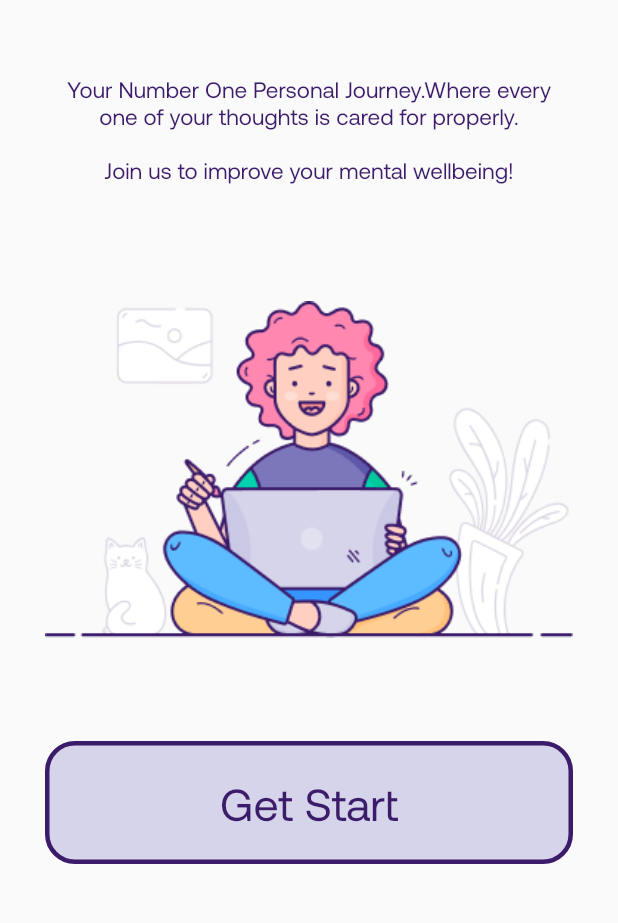
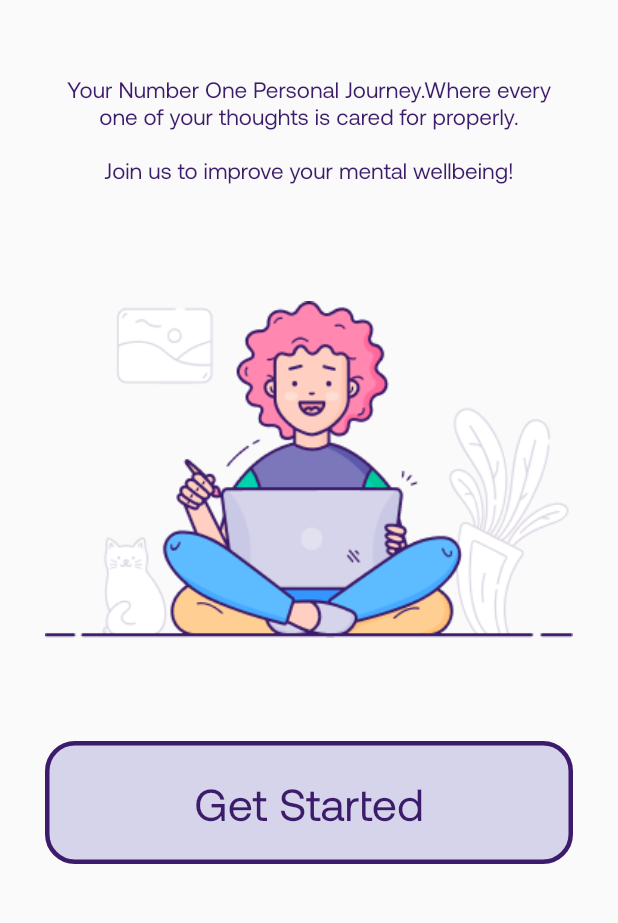
Before and after one commit to minhtran241/PowerOfWordsProject, a Flutter app: the screen it shows after launch, on a phone screen of 412 x 824 dp, the part 297-1220 px from its top. Run offline on Flutter 3.47's test engine with Material 2 defaults, Android fonts, the phone set to English and light mode, and no system bars; our stand-ins replace firebase_core, firebase_database; accounts and stored records are empty.

Commit message:
textfields replace inputBox

```diff
--- a/power_of_words/lib/main.dart
+++ b/power_of_words/lib/main.dart
@@ -1,6 +1,11 @@
+import 'package:firebase_core/firebase_core.dart';
 import 'package:flutter/material.dart';
+import 'package:power_of_words/write.dart';
+import 'package:firebase_database/firebase_database.dart';
 
-void main() {
+Future<void> main() async {
+  WidgetsFlutterBinding.ensureInitialized();
+  await Firebase.initializeApp();
   runApp(const MyApp());
 }
 
@@ -10,6 +15,7 @@ class MyApp extends StatelessWidget {
   // This widget is the root of your application.
   @override
   Widget build(BuildContext context) {
+
     return MaterialApp(
         theme: ThemeData(fontFamily: "Aeonik"),
         debugShowCheckedModeBanner: false,
@@ -18,6 +24,7 @@ class MyApp extends StatelessWidget {
             child: LoginPage(),
           ),
         ));
+
   }
 }
 
@@ -27,6 +34,9 @@ class LoginPage extends StatefulWidget {
 }
 
 class _LoginPageState extends State<LoginPage> {
+  // Create a text controller  to retrieve the value
+  final _textController = TextEditingController();
+
   String title = "Welcome\nTo\nPower of Words";
   String second =
       "Your Number One Personal Journey.Where every one of your thoughts is cared for properly.\n\nJoin us to improve your mental wellbeing!";
@@ -51,6 +61,14 @@ class _LoginPageState extends State<LoginPage> {
   var purple = Color(0xFF3B1B6A);
   var notPurple = Color(0xFFD5D4EA);
   bool isKeyboardVisible = false;
+
+  TextEditingController email = TextEditingController();
+  TextEditingController  password=  TextEditingController();
+  TextEditingController birthday =TextEditingController();
+  TextEditingController firstName = TextEditingController();
+  TextEditingController lastName = TextEditingController();
+  TextEditingController gender= TextEditingController();
+  TextEditingController race = TextEditingController();
 
   @override
   Widget build(BuildContext context) {
@@ -195,7 +213,7 @@ class _LoginPageState extends State<LoginPage> {
                             color: notPurple,
                             borderRadius: BorderRadius.circular(20)),
                         child: Text(
-                          "Get Start",
+                          "Get Started",
                           style: TextStyle(color: purple, fontSize: 30),
                           textAlign: TextAlign.center,
                         ),
@@ -263,9 +281,24 @@ class _LoginPageState extends State<LoginPage> {
               margin: EdgeInsets.only(bottom: 160),
               child: Column(
                 children: <Widget>[
-                  InputBox(btnText: "Email Address"),
-                  InputBox(btnText: "Password"),
-                  InputBox(btnText: "Date of Birth"),
+                  TextField(
+                    controller: email,
+                    decoration: InputDecoration(
+                      hintText: 'Email',
+                      ),
+                  ),
+                  TextField(
+                    controller: password,
+                    decoration: InputDecoration(
+                      hintText: 'Password',
+                      ),
+                  ),
+                  TextField(
+                    controller: birthday,
+                    decoration: InputDecoration(
+                      hintText: 'Birthday',
+                      ),
+                  ),
                 ],
               ),
             ),
@@ -297,19 +330,62 @@ class _LoginPageState extends State<LoginPage> {
                 margin: EdgeInsets.only(bottom: 70),
                 child: Column(
                   children: <Widget>[
-                    InputBox(btnText: "First Name"),
-                    InputBox(btnText: "Last Name"),
-                    InputBox(btnText: "Gender"),
-                    InputBox(btnText: "Race"),
+                    TextField(
+                    controller: firstName,
+                    decoration: InputDecoration(
+                      hintText: 'First Name',
+                      ),
+                  ),
+                  TextField(
+                    controller: lastName,
+                    decoration: InputDecoration(
+                      hintText: 'Last Name',
+                      ),
+                  ),
+                    TextField(
+                    controller: gender,
+                    decoration: InputDecoration(
+                      hintText: 'Gender',
+                      ),
+                  ),
+                    TextField(
+                    controller: race,
+                    decoration: InputDecoration(
+                      hintText: 'Race',
+                      ),
+                  ),
                   ],
                 ),
               ),
-              PrimaryButton(btnText: "Finish")
+              ElevatedButton(
+                  onPressed: (){
+                    Navigator.push(
+                      context,
+                      MaterialPageRoute(
+                          builder: (context) => WriteUser(),
+                      ),
+                    );
+                  },
+                  child: Text("Finish"),
+              ),
             ],
           ),
         ),
       ],
     );
+  }
+  void addUser(String email, String password, DateTime birth){
+    final database = FirebaseDatabase.instance.ref();
+    database.set( {
+        'email' : email,
+        'password' : password,
+        'birthday': birth
+      }
+    );
+  }
+
+  void addData(String first, String last, String gender, String race){
+    final database = FirebaseDatabase.instance.ref();
   }
 }
 
```
Also changed, not shown: power_of_words/lib/write.dart (+43 -0 lines), power_of_words/lib/userInfo.dart (added), power_of_words/pubspec.lock, 2 other files.
